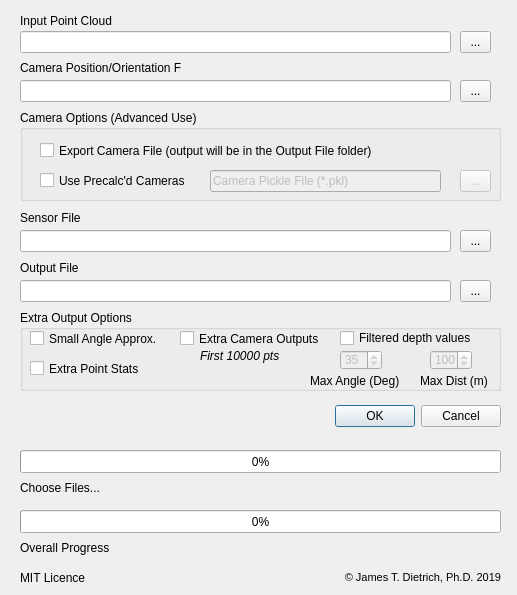
This is py_bathySfM_gui.ui in geojames/pyBathySfM as Qt 5 draws it before an edit. The edited form follows.
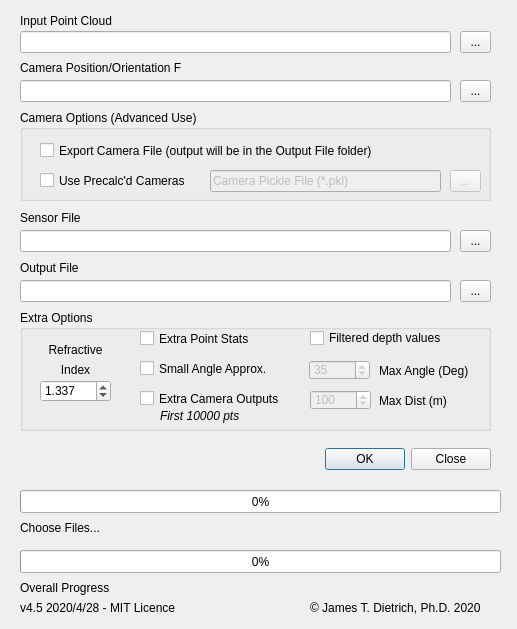
This is the edited form. Icons and pictures are not drawn.

```diff
--- a/py_bathySfM_gui.ui
+++ b/py_bathySfM_gui.ui
@@ -8,7 +8,7 @@
     <x>0</x>
     <y>0</y>
     <width>517</width>
-    <height>595</height>
+    <height>629</height>
    </rect>
   </property>
   <property name="windowTitle">
@@ -22,8 +22,8 @@
    <property name="geometry">
     <rect>
      <x>20</x>
-     <y>400</y>
-     <width>481</width>
+     <y>443</y>
+     <width>471</width>
      <height>32</height>
     </rect>
    </property>
@@ -31,7 +31,7 @@
     <enum>Qt::Horizontal</enum>
    </property>
    <property name="standardButtons">
-    <set>QDialogButtonBox::Cancel|QDialogButtonBox::Ok</set>
+    <set>QDialogButtonBox::Close|QDialogButtonBox::Ok</set>
    </property>
   </widget>
   <widget class="QToolButton" name="ptCloud_btn">
@@ -182,7 +182,7 @@
    <property name="geometry">
     <rect>
      <x>20</x>
-     <y>450</y>
+     <y>490</y>
      <width>481</width>
      <height>23</height>
     </rect>
@@ -195,7 +195,7 @@
    <property name="geometry">
     <rect>
      <x>20</x>
-     <y>480</y>
+     <y>520</y>
      <width>451</width>
      <height>16</height>
     </rect>
@@ -208,7 +208,7 @@
    <property name="geometry">
     <rect>
      <x>20</x>
-     <y>510</y>
+     <y>550</y>
      <width>481</width>
      <height>23</height>
     </rect>
@@ -221,7 +221,7 @@
    <property name="geometry">
     <rect>
      <x>20</x>
-     <y>540</y>
+     <y>580</y>
      <width>451</width>
      <height>16</height>
     </rect>
@@ -230,94 +230,94 @@
     <string>Overall Progress</string>
    </property>
   </widget>
-  <widget class="QCheckBox" name="exportCam_box">
-   <property name="geometry">
-    <rect>
-     <x>40</x>
-     <y>140</y>
-     <width>441</width>
-     <height>21</height>
-    </rect>
-   </property>
-   <property name="text">
-    <string>Export Camera File (output will be in the Output File folder)</string>
-   </property>
-  </widget>
-  <widget class="QToolButton" name="pickle_btn">
-   <property name="enabled">
-    <bool>false</bool>
-   </property>
-   <property name="geometry">
-    <rect>
-     <x>460</x>
-     <y>170</y>
-     <width>31</width>
-     <height>22</height>
-    </rect>
-   </property>
-   <property name="text">
-    <string>...</string>
-   </property>
-  </widget>
-  <widget class="QLineEdit" name="camPickle">
-   <property name="enabled">
-    <bool>false</bool>
-   </property>
-   <property name="geometry">
-    <rect>
-     <x>210</x>
-     <y>170</y>
-     <width>231</width>
-     <height>22</height>
-    </rect>
-   </property>
-   <property name="text">
-    <string>Camera Pickle File (*.pkl)</string>
-   </property>
-  </widget>
   <widget class="QGroupBox" name="groupBox">
    <property name="geometry">
     <rect>
      <x>20</x>
      <y>110</y>
-     <width>481</width>
+     <width>471</width>
      <height>91</height>
     </rect>
    </property>
    <property name="title">
     <string>Camera Options (Advanced Use)</string>
    </property>
-  </widget>
-  <widget class="QCheckBox" name="precalcCam_box">
-   <property name="geometry">
-    <rect>
-     <x>40</x>
-     <y>170</y>
-     <width>161</width>
-     <height>21</height>
-    </rect>
-   </property>
-   <property name="text">
-    <string>Use Precalc'd Cameras</string>
-   </property>
+   <widget class="QCheckBox" name="precalcCam_box">
+    <property name="geometry">
+     <rect>
+      <x>20</x>
+      <y>60</y>
+      <width>161</width>
+      <height>21</height>
+     </rect>
+    </property>
+    <property name="text">
+     <string>Use Precalc'd Cameras</string>
+    </property>
+   </widget>
+   <widget class="QCheckBox" name="exportCam_box">
+    <property name="geometry">
+     <rect>
+      <x>20</x>
+      <y>30</y>
+      <width>441</width>
+      <height>21</height>
+     </rect>
+    </property>
+    <property name="text">
+     <string>Export Camera File (output will be in the Output File folder)</string>
+    </property>
+   </widget>
+   <widget class="QLineEdit" name="camPickle">
+    <property name="enabled">
+     <bool>false</bool>
+    </property>
+    <property name="geometry">
+     <rect>
+      <x>190</x>
+      <y>60</y>
+      <width>231</width>
+      <height>22</height>
+     </rect>
+    </property>
+    <property name="text">
+     <string>Camera Pickle File (*.pkl)</string>
+    </property>
+   </widget>
+   <widget class="QToolButton" name="pickle_btn">
+    <property name="enabled">
+     <bool>false</bool>
+    </property>
+    <property name="geometry">
+     <rect>
+      <x>430</x>
+      <y>60</y>
+      <width>31</width>
+      <height>22</height>
+     </rect>
+    </property>
+    <property name="text">
+     <string>...</string>
+    </property>
+   </widget>
   </widget>
   <widget class="QGroupBox" name="groupBox_2">
    <property name="geometry">
     <rect>
      <x>20</x>
      <y>310</y>
-     <width>481</width>
-     <height>81</height>
+     <width>471</width>
+     <height>121</height>
     </rect>
    </property>
    <property name="title">
-    <string>Extra Output Options</string>
+    <string>Extra Options</string>
    </property>
    <widget class="QCheckBox" name="check_smAng">
     <property name="geometry">
      <rect>
-      <x>10</x>
-      <y>20</y>
+      <x>120</x>
+      <y>50</y>
       <width>141</width>
       <height>17</height>
      </rect>
@@ -329,9 +329,9 @@
    <widget class="QCheckBox" name="check_stats">
     <property name="geometry">
      <rect>
-      <x>10</x>
-      <y>50</y>
-      <width>111</width>
+      <x>120</x>
+      <y>20</y>
+      <width>121</width>
       <height>17</height>
      </rect>
     </property>
@@ -342,8 +342,8 @@
    <widget class="QCheckBox" name="check_camStats">
     <property name="geometry">
      <rect>
-      <x>160</x>
-      <y>20</y>
+      <x>120</x>
+      <y>80</y>
       <width>151</width>
       <height>17</height>
      </rect>
@@ -355,7 +355,7 @@
    <widget class="QCheckBox" name="check_filter">
     <property name="geometry">
      <rect>
-      <x>320</x>
+      <x>290</x>
       <y>20</y>
       <width>151</width>
       <height>16</height>
@@ -371,9 +371,9 @@
     </property>
     <property name="geometry">
      <rect>
-      <x>320</x>
-      <y>40</y>
-      <width>42</width>
+      <x>289</x>
+      <y>50</y>
+      <width>61</width>
       <height>20</height>
      </rect>
     </property>
@@ -390,9 +390,9 @@
     </property>
     <property name="geometry">
      <rect>
-      <x>410</x>
-      <y>40</y>
-      <width>42</width>
+      <x>290</x>
+      <y>80</y>
+      <width>61</width>
       <height>20</height>
      </rect>
     </property>
@@ -406,8 +406,8 @@
    <widget class="QLabel" name="label">
     <property name="geometry">
      <rect>
-      <x>290</x>
-      <y>60</y>
+      <x>359</x>
+      <y>50</y>
       <width>101</width>
       <height>21</height>
      </rect>
@@ -419,8 +419,8 @@
    <widget class="QLabel" name="label_2">
     <property name="geometry">
      <rect>
-      <x>400</x>
-      <y>60</y>
+      <x>359</x>
+      <y>80</y>
       <width>81</width>
       <height>21</height>
      </rect>
@@ -432,8 +432,8 @@
    <widget class="QLabel" name="label_3">
     <property name="geometry">
      <rect>
-      <x>180</x>
-      <y>35</y>
+      <x>140</x>
+      <y>95</y>
       <width>81</width>
       <height>21</height>
      </rect>
@@ -447,35 +447,85 @@
      <string>First 10000 pts</string>
     </property>
    </widget>
+   <widget class="QDoubleSpinBox" name="spinBox_rf">
+    <property name="geometry">
+     <rect>
+      <x>20</x>
+      <y>70</y>
+      <width>71</width>
+      <height>22</height>
+     </rect>
+    </property>
+    <property name="decimals">
+     <number>3</number>
+    </property>
+    <property name="maximum">
+     <double>3.000000000000000</double>
+    </property>
+    <property name="singleStep">
+     <double>0.001000000000000</double>
+    </property>
+    <property name="value">
+     <double>1.337000000000000</double>
+    </property>
+   </widget>
+   <widget class="QLabel" name="label_4">
+    <property name="geometry">
+     <rect>
+      <x>20</x>
+      <y>30</y>
+      <width>71</width>
+      <height>20</height>
+     </rect>
+    </property>
+    <property name="text">
+     <string>Refractive</string>
+    </property>
+    <property name="alignment">
+     <set>Qt::AlignCenter</set>
+    </property>
+   </widget>
+   <widget class="QLabel" name="label_5">
+    <property name="geometry">
+     <rect>
+      <x>20</x>
+      <y>50</y>
+      <width>71</width>
+      <height>20</height>
+     </rect>
+    </property>
+    <property name="text">
+     <string>Index</string>
+    </property>
+    <property name="alignment">
+     <set>Qt::AlignCenter</set>
+    </property>
+   </widget>
   </widget>
   <widget class="QLabel" name="txt_copyright">
    <property name="geometry">
     <rect>
      <x>310</x>
-     <y>570</y>
+     <y>600</y>
      <width>191</width>
      <height>16</height>
     </rect>
    </property>
    <property name="text">
-    <string>&lt;!DOCTYPE HTML PUBLIC &quot;-//W3C//DTD HTML 4.0//EN&quot; &quot;http://www.w3.org/TR/REC-html40/strict.dtd&quot;&gt;
-&lt;html&gt;&lt;head&gt;&lt;meta name=&quot;qrichtext&quot; content=&quot;1&quot; /&gt;&lt;style type=&quot;text/css&quot;&gt;
-p, li { white-space: pre-wrap; }
-&lt;/style&gt;&lt;/head&gt;&lt;body style=&quot; font-family:'MS Shell Dlg 2'; font-size:8pt; font-weight:400; font-style:normal;&quot;&gt;
-&lt;p align=&quot;right&quot; style=&quot; margin-top:12px; margin-bottom:12px; margin-left:0px; margin-right:0px; -qt-block-indent:0; text-indent:0px;&quot;&gt;© James T. Dietrich, Ph.D. 2019&lt;/p&gt;&lt;/body&gt;&lt;/html&gt;</string>
+    <string>© James T. Dietrich, Ph.D. 2020</string>
    </property>
   </widget>
   <widget class="QLabel" name="txt_licence">
    <property name="geometry">
     <rect>
      <x>20</x>
-     <y>570</y>
-     <width>71</width>
+     <y>600</y>
+     <width>231</width>
      <height>16</height>
     </rect>
    </property>
    <property name="text">
-    <string>MIT Licence</string>
+    <string>v4.5 2020/4/28 - MIT Licence</string>
    </property>
   </widget>
   <zorder>groupBox</zorder>
```
Left out of the diff: 9 changed lines with no effect on the pictures.
